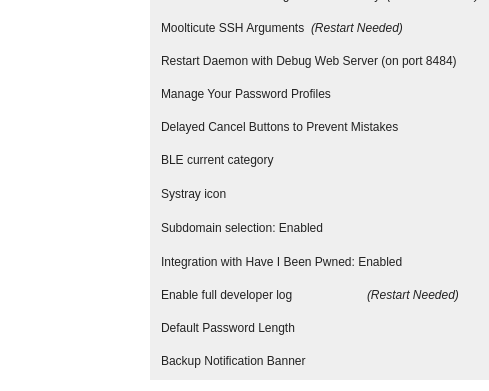
The window that src/MainWindow.ui (mooltipass/moolticute) describes before a commit, drawn with Qt 5; both pictures show x 0 to 489 and y 253 to 644 of the 963 by 644 pixel window.
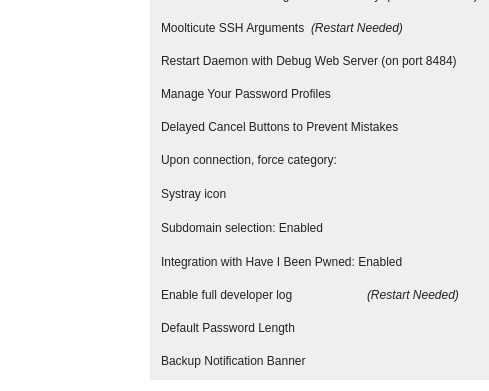
The same window after the commit. Icons and pictures are not drawn. Custom widgets are drawn as their Qt base class.

Commit message: Enforce current category fixes

```diff
--- a/src/MainWindow.ui
+++ b/src/MainWindow.ui
@@ -4079,7 +4079,7 @@
                 <item>
                  <widget class="QLabel" name="label_bleCurrentCategory">
                   <property name="text">
-                   <string>BLE current category</string>
+                   <string>Upon connection, force category:</string>
                   </property>
                  </widget>
                 </item>
```
Left out of the diff: 6 changed lines with no effect on the pictures. The commit also changes 2 other files.
